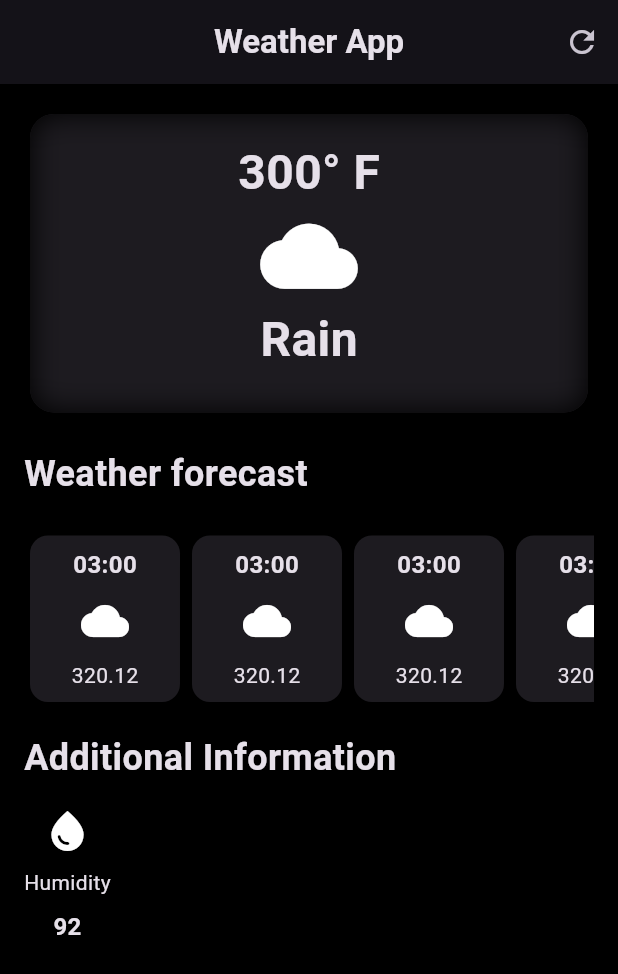
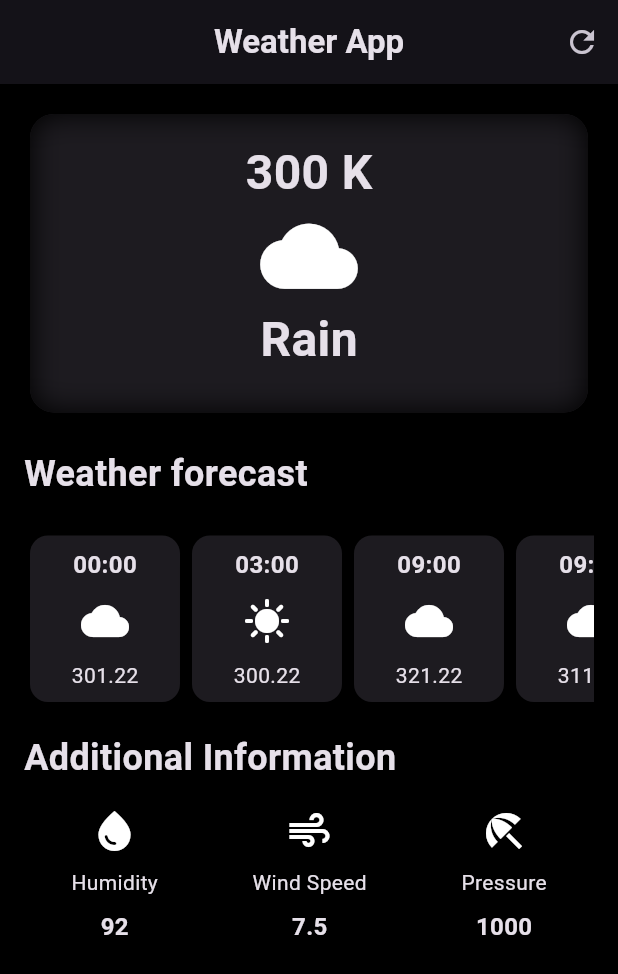
Before and after one commit to mohit035/weather_app, a Flutter app: the screen it shows after launch, on a phone screen of 412 x 824 dp. Shown: the top 974 px of the screen. Run offline on Flutter 3.47's test engine with Material 3 defaults, Android fonts, the phone set to English and light mode, and no system bars.

Commit message:
feat: add dummy weather data

```diff
--- /dev/null
+++ b/weather_app/lib/additional_info_item.dart
@@ -0,0 +1,34 @@
+import 'package:flutter/material.dart';
+
+class AdditonalInfoItem extends StatelessWidget {
+  final IconData icon;
+  final String label;
+  final String value;
+  const AdditonalInfoItem({
+    super.key,
+    required this.icon,
+    required this.label,
+    required this.value
+  });
+
+  @override
+  Widget build(BuildContext context) {
+    return  Column(
+      children: [
+        Icon(icon,
+        size: 32,
+        ),
+         const SizedBox(height: 8,),
+         Text(label),
+         const SizedBox(height: 8,),
+         Text(value,
+         style: const TextStyle(
+          fontSize: 16,
+          fontWeight: FontWeight.bold
+         ),
+         )
+
+      ],
+    );
+  }
+}
--- /dev/null
+++ b/weather_app/lib/hourely_forecast_item.dart
@@ -0,0 +1,43 @@
+import 'package:flutter/material.dart';
+
+class HourlyForecastItem extends StatelessWidget {
+  final String time;
+  final String tempature;
+  final IconData icon;
+  const HourlyForecastItem({super.key, required this.time, required this.tempature, required this.icon});
+
+  @override
+  Widget build(BuildContext context) {
+    return Card(
+      elevation: 6,
+      child: Container(
+        padding: const EdgeInsets.all(8.0),
+        width: 100,
+        decoration: BoxDecoration(
+          borderRadius: BorderRadius.circular(12),
+        ),
+        child:  Column(
+          children: [
+            Text(
+              time,
+              style: const TextStyle(fontSize: 16, fontWeight: FontWeight.bold),
+            ),
+            const SizedBox(
+              height: 10,
+            ),
+            Icon(
+              icon,
+              size: 32,
+            ),
+            const SizedBox(
+              height: 10,
+            ),
+            Text(
+              tempature,
+            )
+          ],
+        ),
+      ),
+    );
+  }
+}
--- a/weather_app/lib/weather_screen.dart
+++ b/weather_app/lib/weather_screen.dart
@@ -1,6 +1,7 @@
 import 'dart:ui';
 import 'package:flutter/material.dart';
-import 'package:flutter/widgets.dart';
+import 'package:weather_app/additional_info_item.dart';
+import 'package:weather_app/hourely_forecast_item.dart';
 
 class WeatherScreen extends StatelessWidget {
   const WeatherScreen({super.key});
@@ -46,7 +47,7 @@ class WeatherScreen extends StatelessWidget {
                       child: Column(
                         children: [
                           Text(
-                            '300° F',
+                            '300 K',
                             style: TextStyle(
                                 fontSize: 32, fontWeight: FontWeight.bold),
                           ),
@@ -88,46 +89,66 @@ class WeatherScreen extends StatelessWidget {
               scrollDirection: Axis.horizontal,
               child: Row(
                 children: [
-                  HourlyForecastItem(),
-                  HourlyForecastItem(),
-                  HourlyForecastItem(),
-                  HourlyForecastItem(),
-                  HourlyForecastItem(),
+                  HourlyForecastItem(
+                    time: '00:00',
+                    icon: Icons.cloud,
+                    tempature: '301.22',
+                  ),
+                  HourlyForecastItem(
+                    time: '03:00',
+                    icon: Icons.sunny,
+                    tempature: '300.22',
+                  ),
+                  HourlyForecastItem(
+                    time: '09:00',
+                    icon: Icons.cloud,
+                    tempature: '321.22',
+                  ),
+                  HourlyForecastItem(
+                    time: '09:00',
+                    icon: Icons.cloud,
+                    tempature: '311.22',
+                  ),
+                  HourlyForecastItem(
+                    time: '12:00',
+                    icon: Icons.sunny,
+                    tempature: '315.22',
+                  ),
                 ],
               ),
             ),
             //addittion info card
-            SizedBox(height: 16,),
+            const SizedBox(
+              height: 16,
+            ),
 
-              const Align(
+            const Align(
               alignment: Alignment.centerLeft,
               child: Text(
                 'Additional Information',
                 style: TextStyle(fontSize: 24, fontWeight: FontWeight.bold),
               ),
             ),
-            SizedBox(height: 16,),
-             const Row(
+            const SizedBox(
+              height: 16,
+            ),
+            const Row(
+              mainAxisAlignment: MainAxisAlignment.spaceAround,
               children: [
-                Column(
-                  children: [
-                    Icon(Icons.water_drop,
-                    size: 32,
-                    ),
-                     SizedBox(height: 8,),
-                     Text('Humidity'),
-                     SizedBox(height: 8,),
-                     Text('92',
-                     style: TextStyle(
-                      fontSize: 16,
-                      fontWeight: FontWeight.bold
-                     ),
-                     )
-
-                  ],
-                )
+                AdditonalInfoItem(
+                  icon: Icons.water_drop,
+                  label: 'Humidity',
+                  value: '92',
+                ),
+                AdditonalInfoItem(
+                    icon: Icons.air, label: 'Wind Speed', value: '7.5'),
+                AdditonalInfoItem(
+                  icon: Icons.beach_access,
+                  label: 'Pressure',
+                  value: '1000',
+                ),
               ],
-             )
+            )
           ],
         ),
       ),
@@ -135,43 +156,5 @@ class WeatherScreen extends StatelessWidget {
   }
 }
 
+
 // container doesn't have elevation property, so we used card
-
-class HourlyForecastItem extends StatelessWidget {
-  const HourlyForecastItem({super.key});
-
-  @override
-  Widget build(BuildContext context) {
-    return Card(
-      elevation: 6,
-      child: Container(
-        padding: const EdgeInsets.all(8.0),
-        width: 100,
-        decoration: BoxDecoration(
-          borderRadius: BorderRadius.circular(12),
-        ),
-        child: const Column(
-          children: [
-            Text(
-              '03:00',
-              style: TextStyle(fontSize: 16, fontWeight: FontWeight.bold),
-            ),
-            SizedBox(
-              height: 10,
-            ),
-            Icon(
-              Icons.cloud,
-              size: 32,
-            ),
-            SizedBox(
-              height: 10,
-            ),
-            Text(
-              '320.12',
-            )
-          ],
-        ),
-      ),
-    );
-  }
-}
```
